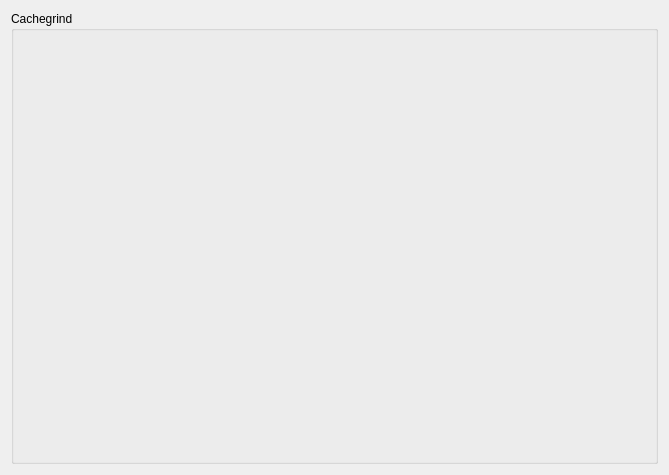
Qt form config/ui/cachegrindconfig.ui (KDE/kdev-valgrind) before a commit.
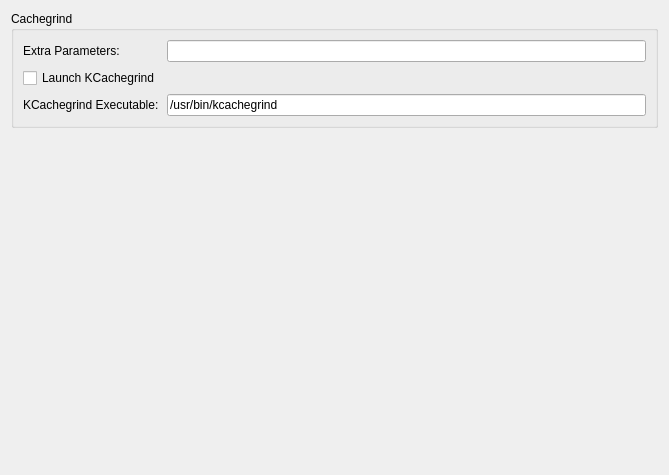
The same form after that commit. Custom widgets are drawn as their Qt base class.

Commit message: added cachegrind skeleton

What changed in the file:
```diff
--- a/config/ui/cachegrindconfig.ui
+++ b/config/ui/cachegrindconfig.ui
@@ -10,16 +10,75 @@
     <height>475</height>
    </rect>
   </property>
-  <layout class="QVBoxLayout">
-   <item>
+  <layout class="QGridLayout" name="gridLayout_2">
+   <item row="0" column="0">
     <widget class="QGroupBox" name="groupBox">
      <property name="title">
       <string>Cachegrind</string>
      </property>
+     <layout class="QGridLayout" name="gridLayout">
+      <item row="2" column="0">
+       <widget class="QCheckBox" name="launchKCachegrind">
+        <property name="text">
+         <string>Launch KCachegrind</string>
+        </property>
+       </widget>
+      </item>
+      <item row="3" column="0">
+       <widget class="QLabel" name="label">
+        <property name="text">
+         <string>KCachegrind Executable:</string>
+        </property>
+       </widget>
+      </item>
+      <item row="0" column="0">
+       <widget class="QLabel" name="label_2">
+        <property name="text">
+         <string>Extra Parameters:</string>
+        </property>
+        <property name="textFormat">
+         <enum>Qt::AutoText</enum>
+        </property>
+       </widget>
+      </item>
+      <item row="0" column="1">
+       <widget class="KLineEdit" name="cachegrindParameters"/>
+      </item>
+      <item row="3" column="1">
+       <widget class="KLineEdit" name="KCachegrindExecutable">
+        <property name="enabled">
+         <bool>true</bool>
+        </property>
+        <property name="text">
+         <string>/usr/bin/kcachegrind</string>
+        </property>
+       </widget>
+      </item>
+     </layout>
     </widget>
    </item>
+   <item row="1" column="0">
+    <spacer name="verticalSpacer">
+     <property name="orientation">
+      <enum>Qt::Vertical</enum>
+     </property>
+     <property name="sizeHint" stdset="0">
+      <size>
+       <width>20</width>
+       <height>40</height>
+      </size>
+     </property>
+    </spacer>
+   </item>
   </layout>
  </widget>
+ <customwidgets>
+  <customwidget>
+   <class>KLineEdit</class>
+   <extends>QLineEdit</extends>
+   <header>klineedit.h</header>
+  </customwidget>
+ </customwidgets>
  <resources/>
  <connections/>
 </ui>
```
The commit also changes 10 other files.
